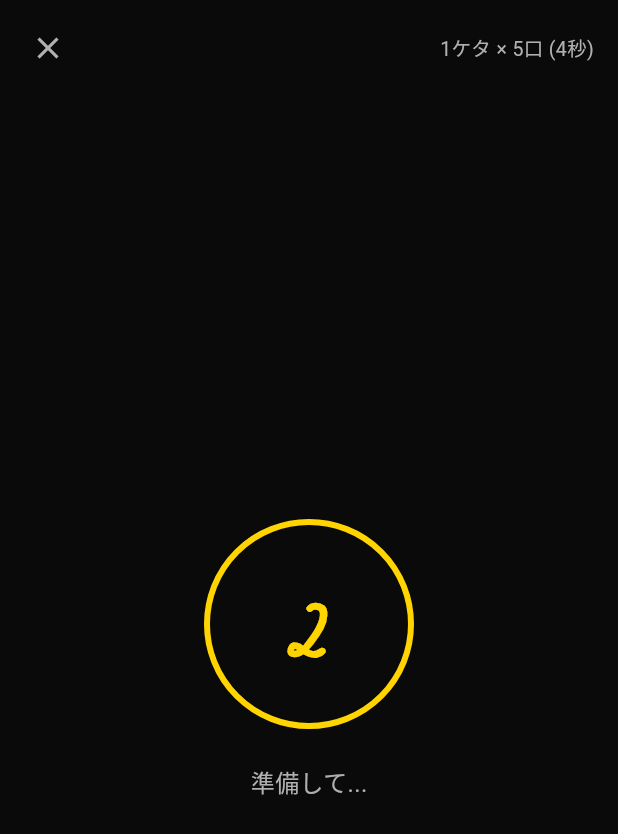
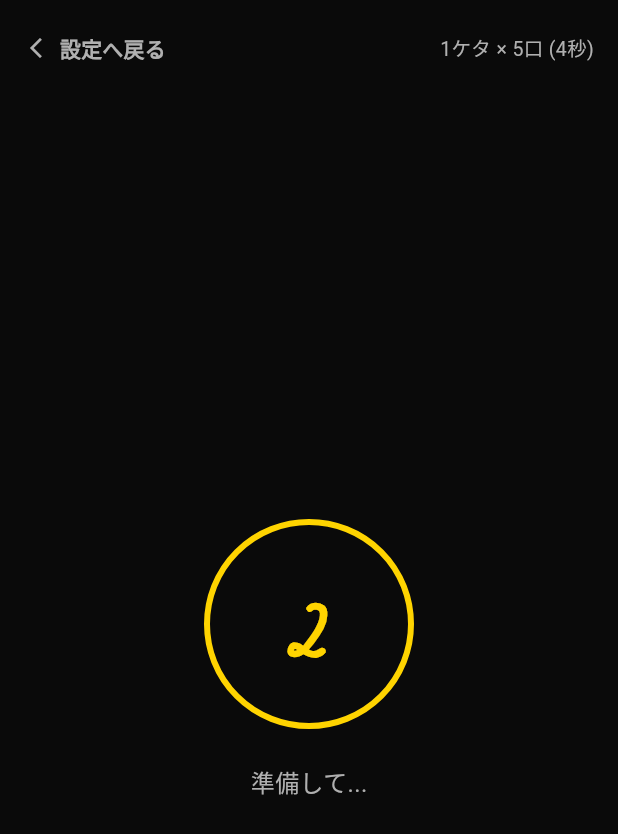
Before and after one commit to iha-soroban/---, a Flutter app: the screen it shows after launch, scrolled down 1152 dp, after a tap on "出題へ", on a phone screen of 412 x 824 dp. Shown: the top 834 px of the screen. Run offline on Flutter 3.47's test engine with Material 3 defaults, Android fonts, the phone set to English and light mode, and no system bars; our stand-ins replace audioplayers, hive_flutter; accounts and stored records are empty.

Commit message:
genspark auto-backup

```diff
--- a/lib/screens/home_screen.dart
+++ b/lib/screens/home_screen.dart
@@ -111,7 +111,7 @@ class _HomeContentState extends State<_HomeContent> {
               const Icon(Icons.flash_on, color: AppTheme.primaryYellow),
               const SizedBox(width: 6),
               Text(
-                'FLASH CALC',
+                '伊波そろばん教室',
                 style: Theme.of(context).appBarTheme.titleTextStyle,
               ),
             ],
--- a/lib/screens/training_screen.dart
+++ b/lib/screens/training_screen.dart
@@ -201,9 +201,17 @@ class _TrainingScreenState extends State<TrainingScreen> {
       padding: const EdgeInsets.fromLTRB(8, 8, 16, 0),
       child: Row(
         children: [
-          IconButton(
+          TextButton.icon(
             onPressed: () => Navigator.of(context).pop(),
-            icon: const Icon(Icons.close, color: AppTheme.textSecondary),
+            style: TextButton.styleFrom(
+              foregroundColor: AppTheme.textSecondary,
+              padding: const EdgeInsets.symmetric(horizontal: 8, vertical: 4),
+            ),
+            icon: const Icon(Icons.arrow_back_ios_new, size: 16),
+            label: const Text(
+              '設定へ戻る',
+              style: TextStyle(fontSize: 14, fontWeight: FontWeight.bold),
+            ),
           ),
           const Spacer(),
           Text(
```
